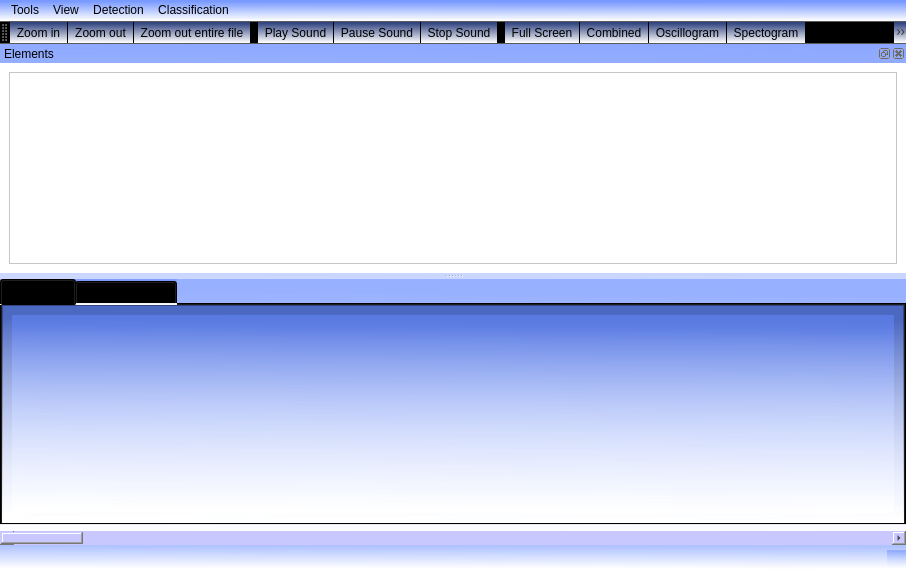
ECMora/SoundLab, file Graphic_Interface/UI Files/SegmentationAndClasificationWindowUI.ui: the form before one commit.
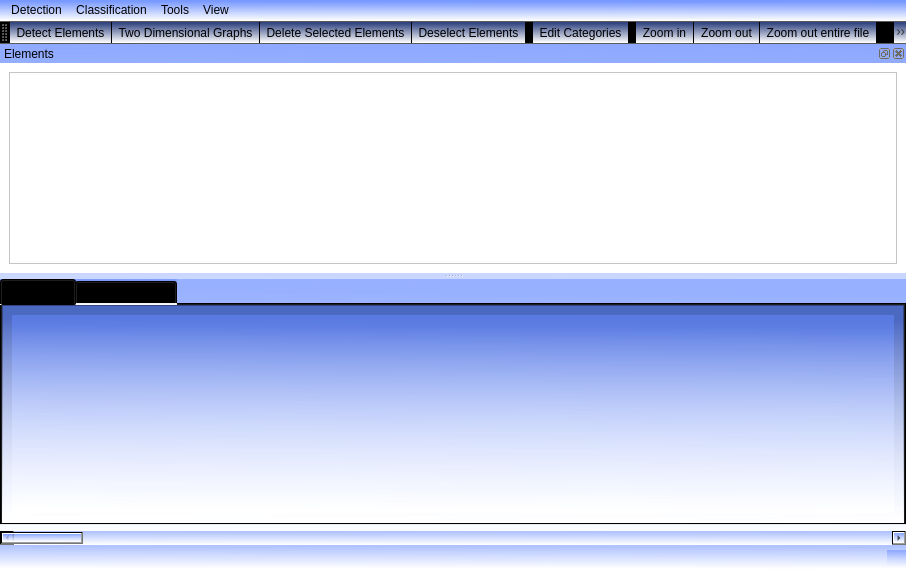
The form after the commit. Icons and pictures are not drawn. Custom widgets are drawn as their Qt base class.

```diff
--- a/Graphic_Interface/UI Files/SegmentationAndClasificationWindowUI.ui
+++ b/Graphic_Interface/UI Files/SegmentationAndClasificationWindowUI.ui
@@ -227,7 +227,7 @@
     <item>
      <widget class="QScrollBar" name="horizontalScrollBar">
       <property name="styleSheet">
-       <string notr="true">background-color: rgb(200, 200, 255);</string>
+       <string notr="true"/>
       </property>
       <property name="orientation">
        <enum>Qt::Horizontal</enum>
@@ -262,6 +262,13 @@
    <attribute name="toolBarBreak">
     <bool>false</bool>
    </attribute>
+   <addaction name="actionDetection"/>
+   <addaction name="actionTwo_Dimensional_Graphs"/>
+   <addaction name="actionDelete_Selected_Elements"/>
+   <addaction name="actionDeselect_Elements"/>
+   <addaction name="separator"/>
+   <addaction name="actionClassification_Settings"/>
+   <addaction name="separator"/>
    <addaction name="actionZoomIn"/>
    <addaction name="actionZoom_out"/>
    <addaction name="actionZoom_out_entire_file"/>
@@ -275,11 +282,6 @@
    <addaction name="actionOscilogram"/>
    <addaction name="actionSpectogram"/>
    <addaction name="separator"/>
-   <addaction name="actionDetection"/>
-   <addaction name="actionTwo_Dimensional_Graphs"/>
-   <addaction name="actionDelete_Selected_Elements"/>
-   <addaction name="actionDeselect_Elements"/>
-   <addaction name="separator"/>
    <addaction name="actionSignalName"/>
   </widget>
   <widget class="QDockWidget" name="dockWidgetParameterTableOscilogram">
@@ -369,10 +371,10 @@
     </property>
     <addaction name="actionClassification_Settings"/>
    </widget>
-   <addaction name="menuTools"/>
-   <addaction name="menuParameters"/>
    <addaction name="menuDetection"/>
    <addaction name="menuClasification"/>
+   <addaction name="menuTools"/>
+   <addaction name="menuParameters"/>
   </widget>
   <action name="actionZoomIn">
    <property name="icon">
@@ -767,7 +769,7 @@
   </action>
   <action name="actionClassification_Settings">
    <property name="text">
-    <string>Settings</string>
+    <string>Edit Categories</string>
    </property>
   </action>
   <action name="actionMethod">
```
Left out of the diff: 5 changed lines with no effect on the pictures.
